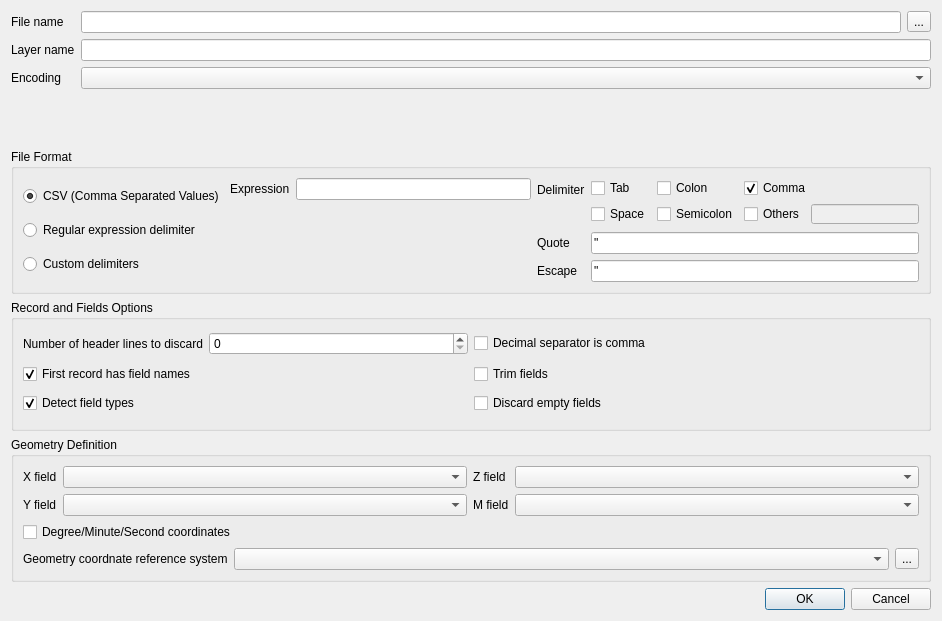
Above: gwmopenxyeventlayerdialog.ui from GWmodel-Lab/GWmodelS before the change. Below: the same form after it.
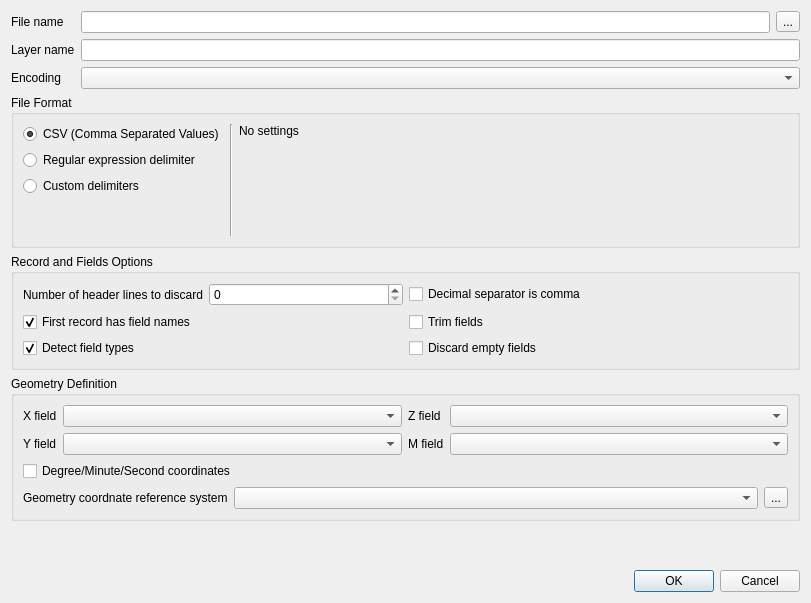
That is the form after the change.

Diff of the .ui file:
```diff
--- a/gwmopenxyeventlayerdialog.ui
+++ b/gwmopenxyeventlayerdialog.ui
@@ -6,14 +6,14 @@
    <rect>
     <x>0</x>
     <y>0</y>
-    <width>942</width>
-    <height>621</height>
+    <width>811</width>
+    <height>603</height>
    </rect>
   </property>
   <property name="windowTitle">
    <string>Dialog</string>
   </property>
-  <layout class="QVBoxLayout" name="verticalLayout" stretch="0,0,0,0,0">
+  <layout class="QVBoxLayout" name="verticalLayout" stretch="0,0,0,0,0,0">
    <property name="sizeConstraint">
     <enum>QLayout::SetDefaultConstraint</enum>
    </property>
@@ -119,10 +119,79 @@
           </property>
          </widget>
         </item>
+        <item>
+         <spacer name="verticalSpacer_2">
+          <property name="orientation">
+           <enum>Qt::Vertical</enum>
+          </property>
+          <property name="sizeHint" stdset="0">
+           <size>
+            <width>20</width>
+            <height>40</height>
+           </size>
+          </property>
+         </spacer>
+        </item>
        </layout>
       </item>
       <item>
-       <layout class="QFormLayout" name="formatRegSettingLayout">
+       <widget class="Line" name="line">
+        <property name="orientation">
+         <enum>Qt::Vertical</enum>
+        </property>
+       </widget>
+      </item>
+      <item>
+       <widget class="QStackedWidget" name="formatSettingStack">
+        <property name="currentIndex">
+         <number>0</number>
+        </property>
+        <widget class="QWidget" name="formatCsvSettingPage">
+         <layout class="QVBoxLayout" name="verticalLayout_5">
+          <property name="leftMargin">
+           <number>0</number>
+          </property>
+          <property name="topMargin">
+           <number>0</number>
+          </property>
+          <property name="rightMargin">
+           <number>0</number>
+          </property>
+          <property name="bottomMargin">
+           <number>0</number>
+          </property>
+          <item>
+           <widget class="QLabel" name="label_11">
+            <property name="sizePolicy">
+             <sizepolicy hsizetype="Minimum" vsizetype="Minimum">
+              <horstretch>0</horstretch>
+              <verstretch>0</verstretch>
+             </sizepolicy>
+            </property>
+            <property name="text">
+             <string>No settings</string>
+            </property>
+            <property name="alignment">
+             <set>Qt::AlignLeading|Qt::AlignLeft|Qt::AlignTop</set>
+            </property>
+           </widget>
+          </item>
+         </layout>
+        </widget>
+        <widget class="QWidget" name="formatRegSettingPage">
+         <layout class="QFormLayout" name="formLayout_4">
+          <property name="leftMargin">
+           <number>0</number>
+          </property>
+          <property name="topMargin">
+           <number>0</number>
+          </property>
+          <property name="rightMargin">
+           <number>0</number>
+          </property>
+          <property name="bottomMargin">
+           <number>0</number>
+          </property>
         <item row="0" column="0">
          <widget class="QLabel" name="label_7">
           <property name="text">
@@ -134,9 +203,21 @@
          <widget class="QLineEdit" name="formatExpressionEdit"/>
         </item>
        </layout>
-      </item>
-      <item>
-       <layout class="QFormLayout" name="formatCustomSettingLayout">
+        </widget>
+        <widget class="QWidget" name="formatCustomSettingPage">
+         <layout class="QFormLayout" name="formLayout_5">
+          <property name="leftMargin">
+           <number>0</number>
+          </property>
+          <property name="topMargin">
+           <number>0</number>
+          </property>
+          <property name="rightMargin">
+           <number>0</number>
+          </property>
+          <property name="bottomMargin">
+           <number>0</number>
+          </property>
         <item row="0" column="0">
          <widget class="QLabel" name="label_8">
           <property name="text">
@@ -145,36 +226,31 @@
          </widget>
         </item>
         <item row="0" column="1">
-         <layout class="QGridLayout" name="gridLayout_3">
-          <item row="3" column="1">
-           <widget class="QCheckBox" name="formatCustomDelimiterSemicolonRadio">
-            <property name="text">
-             <string>Semicolon</string>
-            </property>
-           </widget>
-          </item>
-          <item row="0" column="1">
+           <layout class="QVBoxLayout" name="verticalLayout_4">
+            <item>
+             <layout class="QHBoxLayout" name="horizontalLayout_4">
+              <item>
            <widget class="QCheckBox" name="formatCustomDelimiterColonRadio">
             <property name="text">
              <string>Colon</string>
             </property>
            </widget>
           </item>
-          <item row="3" column="0">
+              <item>
            <widget class="QCheckBox" name="formatCustomDelimiterSpaceRadio">
             <property name="text">
              <string>Space</string>
             </property>
            </widget>
           </item>
-          <item row="0" column="0">
-           <widget class="QCheckBox" name="formatCustomDelimiterTabRadio">
+              <item>
+               <widget class="QCheckBox" name="formatCustomDelimiterSemicolonRadio">
             <property name="text">
              <string>Tab</string>
             </property>
            </widget>
           </item>
-          <item row="0" column="2">
+              <item>
            <widget class="QCheckBox" name="formatCustomDelimiterCommaRadio">
             <property name="text">
              <string>Comma</string>
@@ -184,7 +260,16 @@
             </property>
            </widget>
           </item>
-          <item row="3" column="2">
+              <item>
+               <widget class="QCheckBox" name="formatCustomDelimiterTabRadio">
+                <property name="text">
+                 <string>Tab</string>
+                </property>
+               </widget>
+              </item>
+             </layout>
+            </item>
+            <item>
            <layout class="QFormLayout" name="formLayout_6">
             <item row="0" column="1">
              <widget class="QLineEdit" name="formatCustomDelimiterOthersEdit">
@@ -233,6 +318,8 @@
          </widget>
         </item>
        </layout>
+        </widget>
+       </widget>
       </item>
      </layout>
     </widget>
@@ -386,6 +473,19 @@
      </layout>
     </widget>
    </item>
+   <item>
+    <spacer name="verticalSpacer">
+     <property name="orientation">
+      <enum>Qt::Vertical</enum>
+     </property>
+     <property name="sizeHint" stdset="0">
+      <size>
+       <width>20</width>
+       <height>40</height>
+      </size>
+     </property>
+    </spacer>
+   </item>
    <item>
     <widget class="QDialogButtonBox" name="buttonBox">
      <property name="orientation">
```
Left out of the diff: 16 changed lines with no effect on the pictures. Lines whose indentation alone changed are shown as unchanged.
